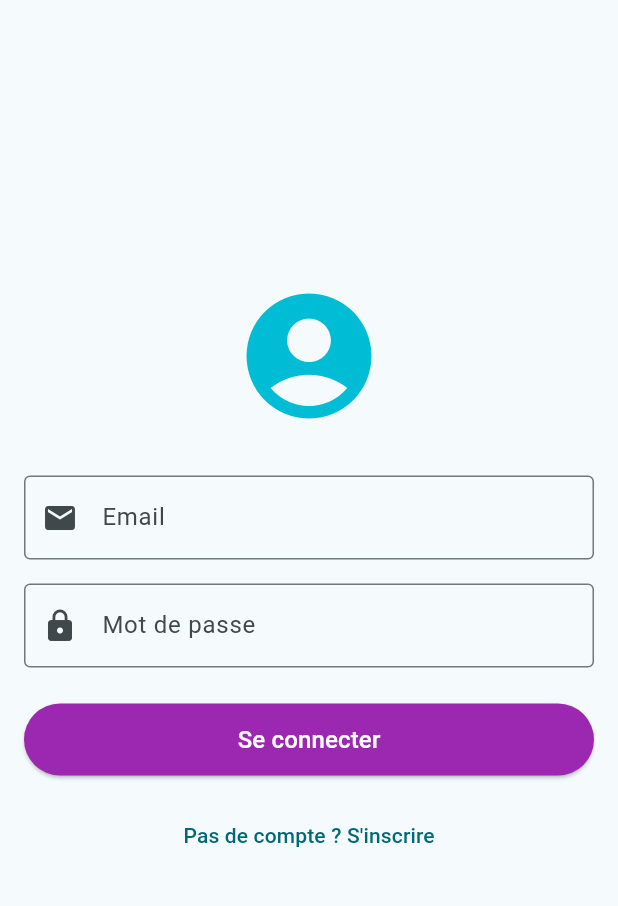
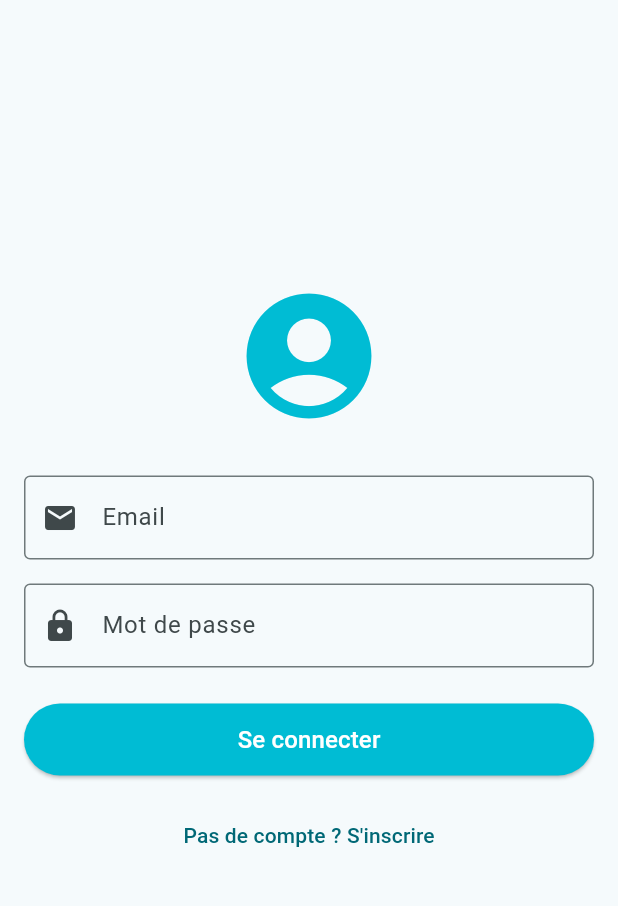
Before and after one commit to GanaF4ll/flutter_ecommerce, a Flutter app: the screen it shows after launch, on a phone screen of 412 x 824 dp, the part 84-990 px from its top. Run offline on Flutter 3.47's test engine with Material 3 defaults, Android fonts, the phone set to English and light mode, and no system bars; our stand-ins replace firebase_auth, firebase_core, shared_preferences, sqflite; accounts and stored records are empty.

Commit message:
CI/CD ok

```diff
--- a/lib/pages/login_page.dart
+++ b/lib/pages/login_page.dart
@@ -174,7 +174,7 @@ class _LoginPageState extends State<LoginPage> {
                 onPressed:
                     _isLoading ? null : _signIn, // Désactivé pendant chargement
                 style: ElevatedButton.styleFrom(
-                  backgroundColor: Colors.purple,
+                  backgroundColor: Colors.cyan,
                   foregroundColor: Colors.white,
                 ),
                 child: _isLoading
```
